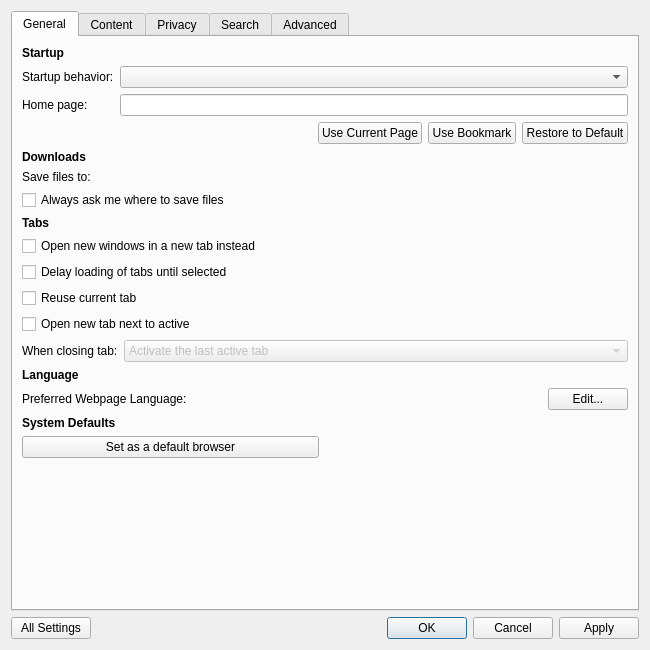
This is src/ui/PreferencesDialog.ui in OtterBrowser/otter-browser as Qt 5 draws it before an edit. The edited form follows.
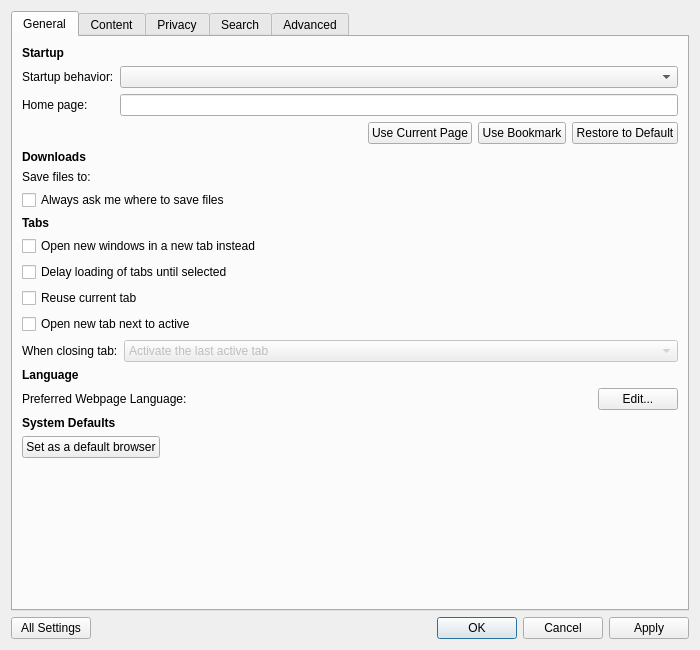
This is the edited form. Custom widgets are drawn as their Qt base class.

Commit message: Minor improvements for bookmark button and menu

What changed in the file:
```diff
--- a/src/ui/PreferencesDialog.ui
+++ b/src/ui/PreferencesDialog.ui
@@ -9,7 +9,7 @@
    <rect>
     <x>0</x>
     <y>0</y>
-    <width>650</width>
+    <width>700</width>
     <height>650</height>
    </rect>
   </property>
@@ -316,6 +316,12 @@
            <property name="orientation">
             <enum>Qt::Horizontal</enum>
            </property>
+           <property name="sizeHint" stdset="0">
+            <size>
+             <width>0</width>
+             <height>0</height>
+            </size>
+           </property>
           </spacer>
          </item>
         </layout>
```
The commit also changes 3 other files.
